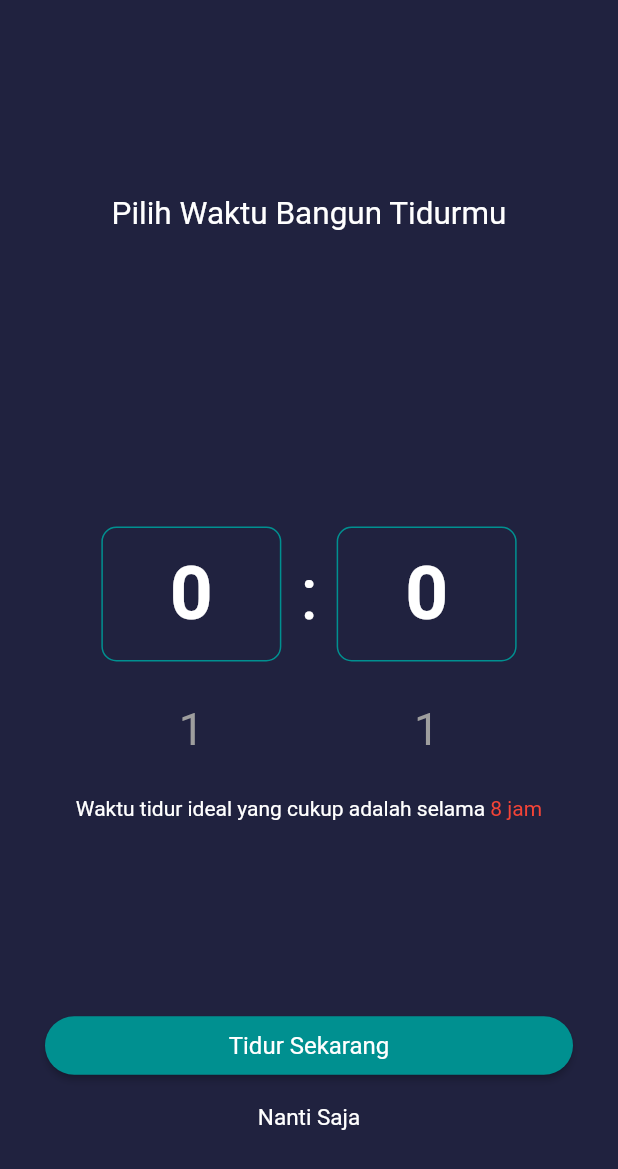
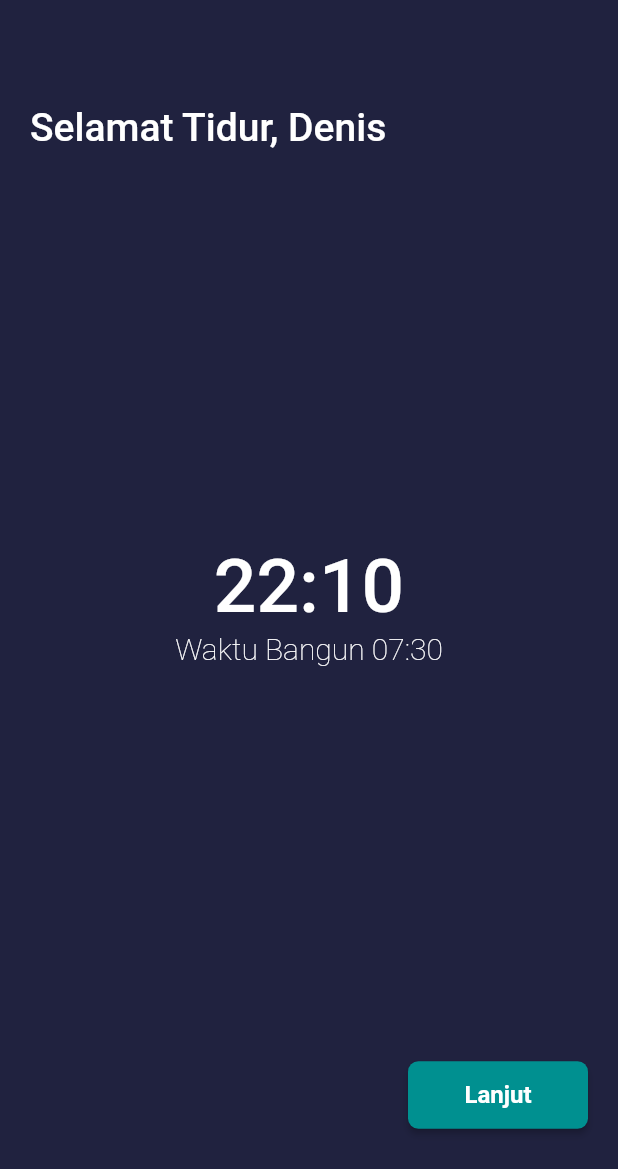
Before and after one commit to denisee27/sleep_tracker, a Flutter app: the SetupTidurPage screen opened directly, after a tap on "Tidur Sekarang", on a phone screen of 412 x 824 dp. Shown: the top 1169 px of the screen. Run offline on Flutter 3.47's test engine with Material 2 defaults, Android fonts, the phone set to English and light mode, and no system bars; drawn by our look-alikes of numberpicker; our stand-ins replace dropdown_search, rflutter_alert, syncfusion_flutter_charts; missing offline and left inert: progressive_time_picker.

Commit message:
Updated Code

```diff
--- a/lib/main.dart
+++ b/lib/main.dart
@@ -1,8 +1,5 @@
-import 'dart:io';
-
 import 'package:flutter/material.dart';
 import 'package:sleeptracker_app/pages/FirstPage.dart';
-import 'package:sleeptracker_app/pages/LoginPage.dart';
 import 'package:sleeptracker_app/pages/SplashPage.dart';
 // import 'package:ims_mobile/http.dart';
 
--- a/lib/pages/settidur/SetupTidur.dart
+++ b/lib/pages/settidur/SetupTidur.dart
@@ -2,6 +2,7 @@ import 'package:flutter/material.dart';
 import 'package:numberpicker/numberpicker.dart';
 import 'package:progressive_time_picker/progressive_time_picker.dart';
 import 'package:sleeptracker_app/pages/HomePage.dart';
+import 'package:sleeptracker_app/pages/settidur/SleepTime.dart';
 
 class SetupTidurPage extends StatefulWidget {
   const SetupTidurPage({super.key});
@@ -137,10 +138,10 @@ class _SetupTidurPageState extends State<SetupTidurPage> {
                         ),
                       ),
                       onPressed: () {
-                        // Navigator.push(
-                        //     context,
-                        //     MaterialPageRoute(
-                        //         builder: (context) => WelcomeName()));
+                        Navigator.push(
+                            context,
+                            MaterialPageRoute(
+                                builder: (context) => SleepTimePage()));
                       },
                     ),
                   ),
--- /dev/null
+++ b/lib/pages/settidur/SleepTime.dart
@@ -0,0 +1,141 @@
+import 'package:flutter/cupertino.dart';
+import 'package:flutter/material.dart';
+import 'package:numberpicker/numberpicker.dart';
+import 'package:sleeptracker_app/pages/HomePage.dart';
+
+class SleepTimePage extends StatefulWidget {
+  const SleepTimePage({super.key});
+
+  @override
+  State<SleepTimePage> createState() => _SleepTimePageState();
+}
+
+class _SleepTimePageState extends State<SleepTimePage> {
+  @override
+  Widget build(BuildContext context) {
+    return Scaffold(
+      backgroundColor: Color.fromRGBO(32, 34, 63, 1),
+      body: Container(
+        padding: EdgeInsets.symmetric(vertical: 70, horizontal: 20),
+        child: Column(
+          mainAxisAlignment: MainAxisAlignment.spaceBetween,
+          children: [
+            Container(
+              child: Column(
+                children: [
+                  Align(
+                      alignment: Alignment.centerLeft,
+                      child: Text(
+                        "Selamat Tidur, Denis",
+                        style: TextStyle(
+                            color: Colors.white,
+                            fontWeight: FontWeight.w500,
+                            fontSize: 26),
+                      )),
+                ],
+              ),
+            ),
+            Container(
+              child: Column(children: [
+                Container(
+                  child: Column(children: [
+                    Text(
+                      "22:10",
+                      style: TextStyle(
+                          color: Colors.white,
+                          fontSize: 50,
+                          fontWeight: FontWeight.w500),
+                    ),
+                    Text("Waktu Bangun 07:30",
+                        style: TextStyle(
+                            color: Colors.white,
+                            fontSize: 20,
+                            fontWeight: FontWeight.w200))
+                  ]),
+                ),
+                Container()
+              ]),
+            ),
+            // Container(
+            //   child: Column(
+            //     mainAxisAlignment: MainAxisAlignment.center,
+            //     children: [
+            //       Row(
+            //         mainAxisAlignment: MainAxisAlignment.center,
+            //         children: [
+            //           NumberPicker(
+            //             value: _currentValue,
+            //             minValue: 0,
+            //             maxValue: 500,
+            //             onChanged: (value) =>
+            //                 setState(() => _currentValue = value),
+            //             decoration: BoxDecoration(
+            //               borderRadius: BorderRadius.circular(10),
+            //               border:
+            //                   Border.all(color: Color.fromRGBO(0, 144, 144, 1)),
+            //             ),
+            //             selectedTextStyle: TextStyle(
+            //               fontWeight: FontWeight.bold,
+            //               fontSize: 25,
+            //               color: Colors
+            //                   .white, // Ubah warna teks (value) menjadi putih
+            //             ),
+            //             textStyle: TextStyle(
+            //               fontSize: 14,
+            //               color: Colors
+            //                   .grey, // Ubah warna teks (value) menjadi putih
+            //             ),
+            //           ),
+            //           SizedBox(
+            //             width: 10,
+            //           ),
+            //           Text(
+            //             "Cm",
+            //             style: TextStyle(
+            //                 color: Colors.white,
+            //                 fontSize: 20,
+            //                 fontWeight: FontWeight.w600),
+            //           )
+            //         ],
+            //       )
+            //     ],
+            //   ),
+            // ),
+            Container(
+              child: Align(
+                alignment: Alignment.bottomRight,
+                child: SizedBox(
+                  width: 120,
+                  child: ElevatedButton(
+                    style: ElevatedButton.styleFrom(
+                      backgroundColor: Color.fromRGBO(0, 144, 144, 1),
+                      shape: RoundedRectangleBorder(
+                          borderRadius: BorderRadius.circular(7)),
+                    ),
+                    child: const Padding(
+                        padding: EdgeInsets.symmetric(vertical: 13),
+                        child: Row(
+                          mainAxisAlignment: MainAxisAlignment.center,
+                          children: [
+                            Text(
+                              'Lanjut',
+                              style: TextStyle(
+                                  fontSize: 16, fontWeight: FontWeight.bold),
+                            ),
+                          ],
+                        )),
+                    onPressed: () {
+                      Navigator.push(context,
+                          MaterialPageRoute(builder: (context) => HomePage()));
+                      // handleLogin();
+                    },
+                  ),
+                ),
+              ),
+            ),
+          ],
+        ),
+      ),
+    );
+  }
+}
--- a/pubspec.yaml
+++ b/pubspec.yaml
@@ -40,6 +40,7 @@ dependencies:
   syncfusion_flutter_charts: ^23.1.39
   progressive_time_picker: ^0.0.9
   flutter_time_picker_spinner: ^2.0.0
+  dropdown_search: ^3.0.1
 
 dev_dependencies:
   flutter_test:
```
Also changed, not shown: lib/pages/welcome/WelcomeBorn.dart (+14 -14 lines), lib/pages/welcome/WelcomeGender.dart (+18 -15 lines), lib/pages/welcome/WelcomeHeight.dart (+7 -11 lines), lib/pages/welcome/WelcomeJob.dart (added, +155 -0 lines), lib/pages/welcome/WelcomeName.dart (+27 -15 lines), lib/pages/welcome/WelcomeWeight.dart (+6 -11 lines), pubspec.lock.
